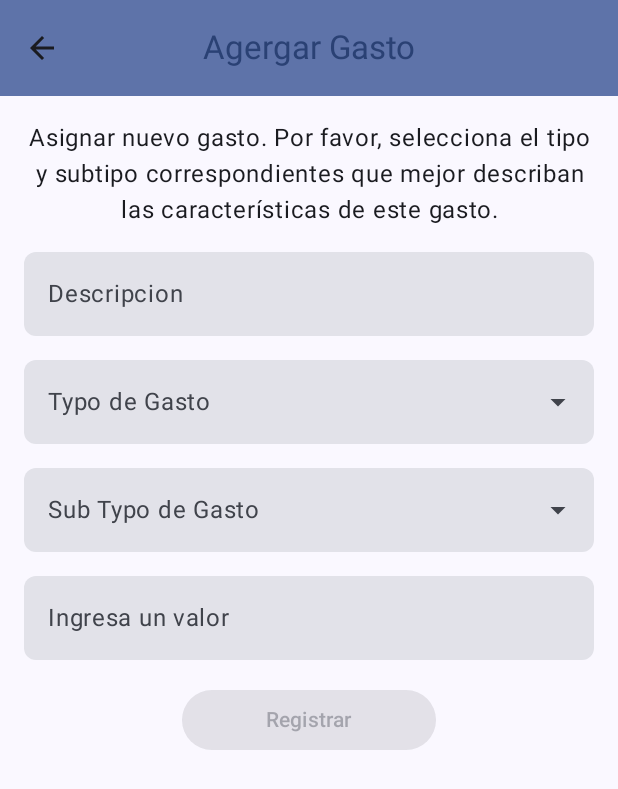
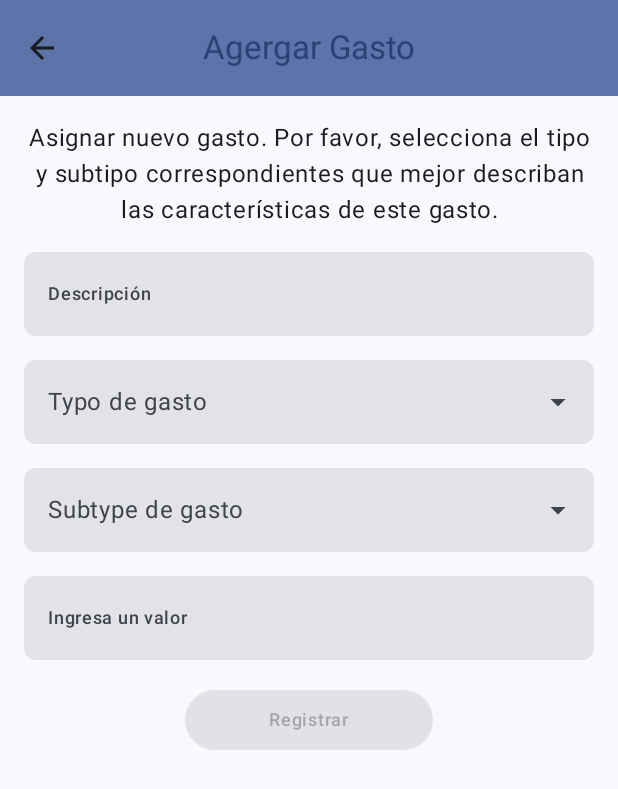
Before and after one commit to ssepulveda08/costi_clear_architecture, an Android app built with Jetpack Compose: the add screen opened through its navigation route, on a phone screen of 412 x 824 dp. Shown: the top 789 px of the screen. Run offline under Robolectric (Android 15) with nearby library versions, the light colour scheme and no system bars; our stand-ins replace Dagger/Hilt's generated code, Room's generated code.

Commit message:
add string res

```diff
--- a/presentation_add_bill/src/main/java/com/ssepulveda/presentation_add_bill/add/AddBillScreen.kt
+++ b/presentation_add_bill/src/main/java/com/ssepulveda/presentation_add_bill/add/AddBillScreen.kt
@@ -23,6 +23,7 @@ import androidx.compose.runtime.setValue
 import androidx.compose.ui.Alignment
 import androidx.compose.ui.Modifier
 import androidx.compose.ui.graphics.Color
+import androidx.compose.ui.res.stringResource
 import androidx.compose.ui.text.AnnotatedString
 import androidx.compose.ui.text.input.KeyboardType
 import androidx.compose.ui.text.input.OffsetMapping
@@ -31,6 +32,7 @@ import androidx.compose.ui.text.input.VisualTransformation
 import androidx.compose.ui.text.style.TextAlign
 import androidx.compose.ui.unit.dp
 import androidx.navigation.NavController
+import com.ssepulveda.presentation_add_bill.R
 import com.ssepulveda.presentation_add_bill.ui.SingleToolbar
 import com.ssepulveda.presentation_add_bill.ui.SpinnerComponent
 import com.ssepulveda.presentation_common.state.CommonScreen
@@ -94,7 +96,7 @@ private fun FormAddBill(viewModel: AddBillViewModel, navController: NavControlle
 
             Spacer(modifier = Modifier.padding(8.dp))
             Text(
-                text = "Asignar nuevo gasto. Por favor, selecciona el tipo y subtipo correspondientes que mejor describan las características de este gasto.",
+                text = stringResource(R.string.copy_information_add_bill),
                 style = MaterialTheme.typography.bodyLarge,
                 textAlign = TextAlign.Center
             )
@@ -105,7 +107,12 @@ private fun FormAddBill(viewModel: AddBillViewModel, navController: NavControlle
                 onValueChange = {
                     viewModel.setDescription(it)
                 },
-                label = { Text(text = "Descripcion") },
+                label = {
+                    Text(
+                        text = stringResource(R.string.label_description),
+                        style = MaterialTheme.typography.labelMedium
+                    )
+                },
                 textStyle = MaterialTheme.typography.bodyLarge,
                 shape = MaterialTheme.shapes.small,
                 colors = TextFieldDefaults.textFieldColors(
@@ -117,7 +124,7 @@ private fun FormAddBill(viewModel: AddBillViewModel, navController: NavControlle
             Spacer(modifier = Modifier.padding(8.dp))
             SpinnerComponent(
                 types,
-                label = "Typo de Gasto",
+                label = stringResource(R.string.label_type_bill),
                 selectedType
             ) {
                 selectedType = it
@@ -126,7 +133,7 @@ private fun FormAddBill(viewModel: AddBillViewModel, navController: NavControlle
             Spacer(modifier = Modifier.padding(8.dp))
             SpinnerComponent(
                 items = subTypes,
-                label = "Sub Typo de Gasto",
+                label = stringResource(R.string.label_subtype_bill),
                 subTypeSelected
             ) {
                 viewModel.submitAction(AddBillUiAction.SelectedSubType(it))
@@ -141,7 +148,12 @@ private fun FormAddBill(viewModel: AddBillViewModel, navController: NavControlle
                 },
                 visualTransformation = MoneyVisualTransformation,
                 keyboardOptions = KeyboardOptions(keyboardType = KeyboardType.Number),
-                label = { Text(text = "Ingresa un valor") },
+                label = {
+                    Text(
+                        text = stringResource(R.string.label_value),
+                        style = MaterialTheme.typography.labelMedium
+                    )
+                },
                 textStyle = MaterialTheme.typography.bodyLarge,
                 shape = MaterialTheme.shapes.small,
                 colors = TextFieldDefaults.textFieldColors(
@@ -157,7 +169,11 @@ private fun FormAddBill(viewModel: AddBillViewModel, navController: NavControlle
                 },
                 enabled = enabledButton
             ) {
-                Text(text = "Registrar", modifier = Modifier.padding(start = 32.dp, end = 32.dp))
+                Text(
+                    text = stringResource(R.string.copy_register),
+                    modifier = Modifier.padding(start = 32.dp, end = 32.dp),
+                    style = MaterialTheme.typography.labelMedium
+                )
             }
         }
     }
--- /dev/null
+++ b/presentation_add_bill/src/main/res/values/strings.xml
@@ -0,0 +1,9 @@
+<?xml version="1.0" encoding="utf-8"?>
+<resources>
+    <string name="copy_information_add_bill">Asignar nuevo gasto. Por favor, selecciona el tipo y subtipo correspondientes que mejor describan las características de este gasto.</string>
+    <string name="label_description">Descripción</string>
+    <string name="label_type_bill">Typo de gasto</string>
+    <string name="label_subtype_bill">Subtype de gasto</string>
+    <string name="label_value">Ingresa un valor</string>
+    <string name="copy_register">Registrar</string>
+</resources>
--- /dev/null
+++ b/presentation_common/src/main/res/values/strings.xml
@@ -0,0 +1,5 @@
+<?xml version="1.0" encoding="utf-8"?>
+<resources>
+    <string name="copy_confirm">Confirmar</string>
+    <string name="copy_cancel">Cancelar</string>
+</resources>
--- a/presentation_home/src/main/java/com/ssepulveda/presentation_home/home/HomeModel.kt
+++ b/presentation_home/src/main/java/com/ssepulveda/presentation_home/home/HomeModel.kt
@@ -14,6 +14,7 @@ data class HomeModel(
     val bills: List<BillModel>,
     val reportForType: List<CircleChart> = listOf(),
     val reportForWeek: List<Bar> = listOf(),
+    val localCode: String = "COP",
 )
 
 data class BillModel(
--- a/presentation_home/src/main/java/com/ssepulveda/presentation_home/home/HomeScreen.kt
+++ b/presentation_home/src/main/java/com/ssepulveda/presentation_home/home/HomeScreen.kt
@@ -164,7 +164,7 @@ private fun Home(
 
                 }
                 items(homeModel?.bills ?: listOf()) {
-                    ItemBill(it) { model ->
+                    ItemBill(it, homeModel?.localCode ?: "COP") { model ->
                         viewModel.submitAction(HomeUiAction.DeleteBill(model))
                     }
                 }
--- a/presentation_welcome/build.gradle.kts
+++ b/presentation_welcome/build.gradle.kts
@@ -67,6 +67,7 @@ dependencies {
     implementation(libs.hilt.navigation.compose)
 
     testImplementation(libs.junit)
+    debugImplementation(libs.ui.tooling)
     androidTestImplementation(libs.androidx.junit)
     androidTestImplementation(libs.androidx.espresso.core)
 }
```
Also changed, not shown: modal_dialogs/src/main/java/com/ssepulveda/modal_dialogs/entities/DialogFactory.kt (+17 -4 lines), presentation_common/build.gradle.kts (+9 -0 lines), presentation_common/src/main/java/com/ssepulveda/presentation_common/ui/AlertDialogExample.kt (+20 -5 lines), presentation_common/src/main/java/com/ssepulveda/presentation_common/ui/StringResolve.kt (added, +12 -0 lines), presentation_common/src/main/java/com/ssepulveda/presentation_common/ui/extensions.kt (+19 -0 lines), presentation_home/src/main/java/com/ssepulveda/presentation_home/home/HomeViewModel.kt (+24 -18 lines), presentation_home/src/main/java/com/ssepulveda/presentation_home/home/ui/HeaderSection.kt (+21 -5 lines), presentation_home/src/main/java/com/ssepulveda/presentation_home/home/ui/ItemBill.kt (+9 -3 lines), presentation_home/src/main/res/values/strings.xml (+17 -0 lines), presentation_welcome/src/main/java/com/ssepulveda/presentation_welcome/welcome/WelcomeScreen.kt (+36 -16 lines), presentation_welcome/src/main/res/values/strings.xml (added, +8 -0 lines).
